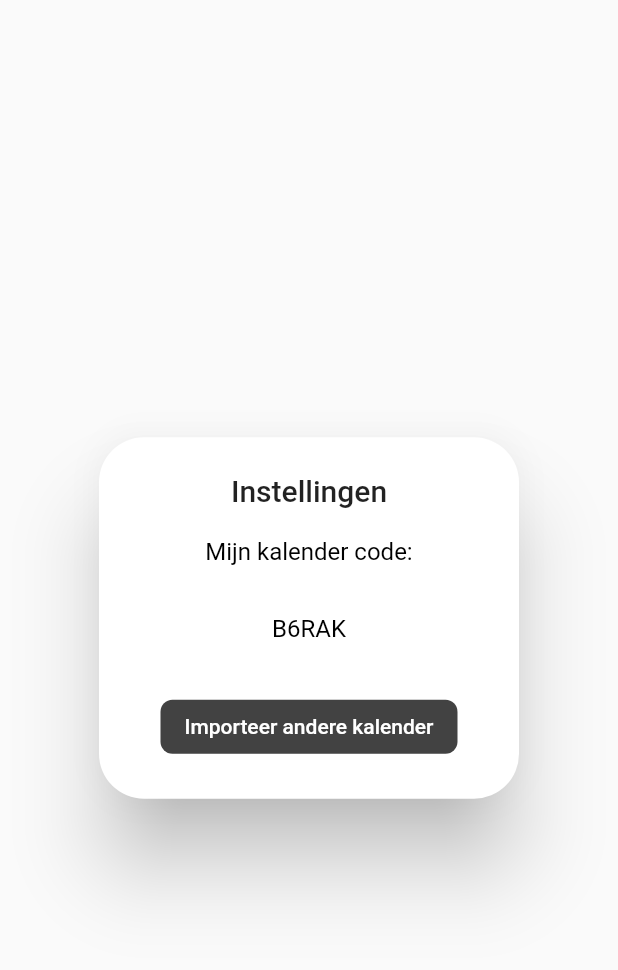
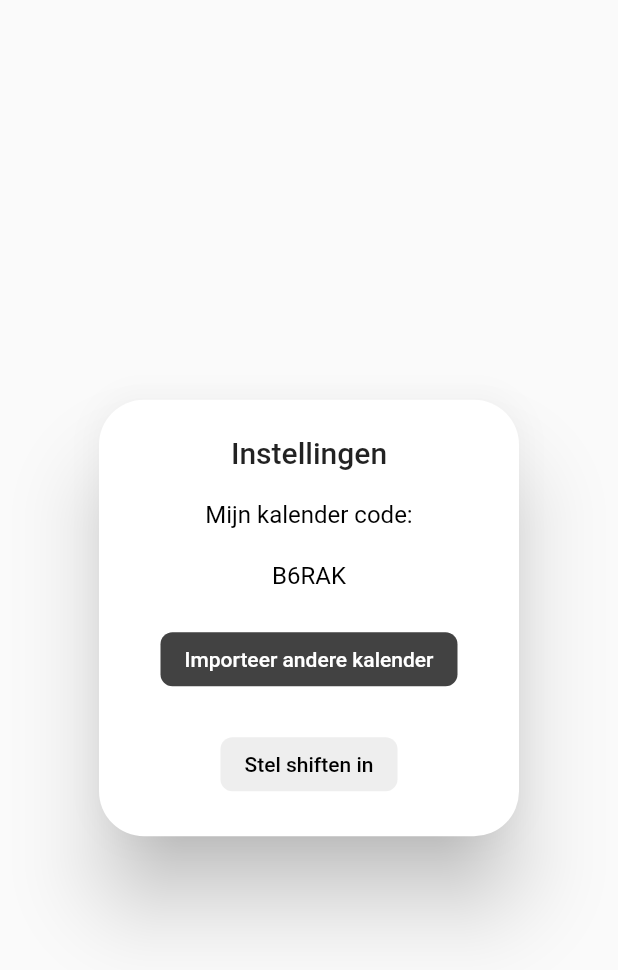
Before and after one commit to TNelen/shift-tracker, a Flutter app: the SettingsPopup widget shown alone on an empty page, opened directly, on a phone screen of 412 x 824 dp. Shown: the top 970 px of the screen. Run offline on Flutter 3.47's test engine with Material 2 defaults, Android fonts, the phone set to English and light mode, and no system bars; our stand-ins replace cloud_firestore, firebase_core, get_it, progress_indicators, pull_to_refresh, rounded_loading_button and 3 more; accounts and stored records are empty.

Commit message:
removed online functionality + version 1 app store

```diff
--- a/shifts/lib/repositories/eventRepository.dart
+++ b/shifts/lib/repositories/eventRepository.dart
@@ -1,7 +1,5 @@
 import 'dart:collection';
 
-import 'package:flutter/foundation.dart';
-import 'package:rxdart/subjects.dart';
 import 'package:shared_preferences/shared_preferences.dart';
 import 'package:shifts/models/event.dart';
 import 'package:shifts/sync/getStatus.dart';
@@ -14,7 +12,7 @@ class EventRepository {
   late LinkedHashMap<DateTime, List<Event>> events = LinkedHashMap();
   late SharedPreferences _prefs;
   late String calendarCode;
-  late bool isHostDevice;
+  late bool isHostDevice = true;
 
   Future<bool> init() async {
     bool ready = false;
@@ -26,7 +24,7 @@ class EventRepository {
     if (!isHostDevice) {
       print("No host device: Getting remote events");
     }
-    await getEventsRemote();
+    //await getEventsRemote();
 
     ready = true;
     return ready;
@@ -42,7 +40,7 @@ class EventRepository {
     eventDates = _prefs.getKeys();
     print("LoadAllEvents");
 
-    eventDates.removeAll({"kalenderCode", "isHost"});
+    eventDates.removeAll({"kalenderCode", "isHost", "timeVroege", "timeLate", "timeNacht", "timeAnder"});
 
     for (String date in eventDates) {
       print("date: " + date);
--- a/shifts/lib/util/constants.dart
+++ b/shifts/lib/util/constants.dart
@@ -14,9 +14,6 @@ class Constants {
   static const IconData vroege = WeatherIcons.horizon_alt;
   static const IconData latee = WeatherIcons.day_cloudy_high;
   static const IconData nacht = WeatherIcons.night_clear;
-  static const IconData vrij = WeatherIcons.day_sunny;
+  static const IconData ander = WeatherIcons.day_sunny;
 
-  static const String tijd_vroege = "6:30 - 14:36";
-  static const String tijd_late = "13:54 - 22:00";
-  static const String tijd_nacht = "21:30 - 7:00";
 }
--- a/shifts/lib/util/shitfType.dart
+++ b/shifts/lib/util/shitfType.dart
@@ -1 +1 @@
-enum ShiftType { VROEGE, LATE, NACHT, VRIJ }
+enum ShiftType { VROEGE, LATE, NACHT, ANDER }
--- a/shifts/lib/widgets/settingsPopup.dart
+++ b/shifts/lib/widgets/settingsPopup.dart
@@ -4,11 +4,13 @@ import 'package:flutter/material.dart';
 import 'package:rounded_loading_button/rounded_loading_button.dart';
 import 'package:shifts/main.dart';
 import 'package:shifts/repositories/eventRepository.dart';
+import 'package:shifts/settingsPage.dart';
 import 'package:shifts/sync/getStatus.dart';
 import 'package:shifts/sync/queries/getKalenderCode.dart';
 import 'package:shifts/util/codeGenerator.dart';
 import 'package:shifts/util/constants.dart';
 import 'package:shifts/widgets/loadingPopup.dart';
+import 'package:shifts/widgets/shiftSettingsPopup.dart';
 import 'package:shifts/widgets/syncPopup.dart';
 
 class SettingsPopup extends StatefulWidget {
@@ -45,12 +47,15 @@ class _SettingsPopupState extends State<SettingsPopup> {
   }
 
   bool isImporting = false;
+  bool isSettings = false;
 
   final RoundedLoadingButtonController _btnController = RoundedLoadingButtonController();
 
   @override
   Widget build(BuildContext context) {
-    return isImporting
+    return isSettings
+        ? ShiftSettingsPopup()
+        : isImporting
             ? SyncPopup()
             : AlertDialog(
                 backgroundColor: Colors.white,
@@ -62,7 +67,7 @@ class _SettingsPopupState extends State<SettingsPopup> {
                   ),
                 ),
                 content: Container(
-              height: 150,
+                  height: 200,
                   width: 150,
                   child: FutureBuilder<String>(
                       future: getCalendarCode(),
@@ -97,6 +102,20 @@ class _SettingsPopupState extends State<SettingsPopup> {
                                         style: const TextStyle(color: Colors.white),
                                       ),
                                     ),
+                                    MaterialButton(
+                                      shape: const RoundedRectangleBorder(borderRadius: BorderRadius.all(Radius.circular(8.0))),
+                                      elevation: 0,
+                                      onPressed: () {
+                                        setState(() {
+                                          isSettings = true;
+                                        });
+                                      },
+                                      color: Colors.grey.shade200,
+                                      child: const Text(
+                                        'Stel shiften in',
+                                        style: const TextStyle(color: Colors.black),
+                                      ),
+                                    ),
                                   ])
                                 : Column(mainAxisAlignment: MainAxisAlignment.spaceBetween, children: [
                                     Text(
```
Also changed, not shown: shifts/lib/main.dart (+27 -22 lines), shifts/lib/models/eventTime.dart (added, +9 -0 lines), shifts/lib/repositories/eventTimeRepository.dart (added, +35 -0 lines), shifts/lib/repositories/eventTypeRepository.dart (deleted, +0 -8 lines), shifts/lib/settingsPage.dart (added, +29 -0 lines), shifts/lib/sync/getStatus.dart (+4 -3 lines), shifts/lib/util/util.dart (+15 -11 lines), shifts/lib/widgets/shiftSettingsPopup.dart (added, +58 -0 lines), shifts/pubspec.lock, 3 other files. Lines whose indentation alone changed are shown as unchanged.
